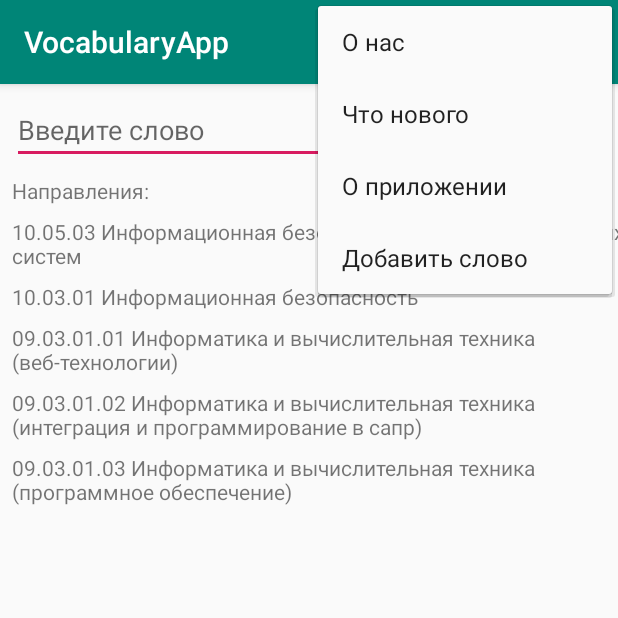
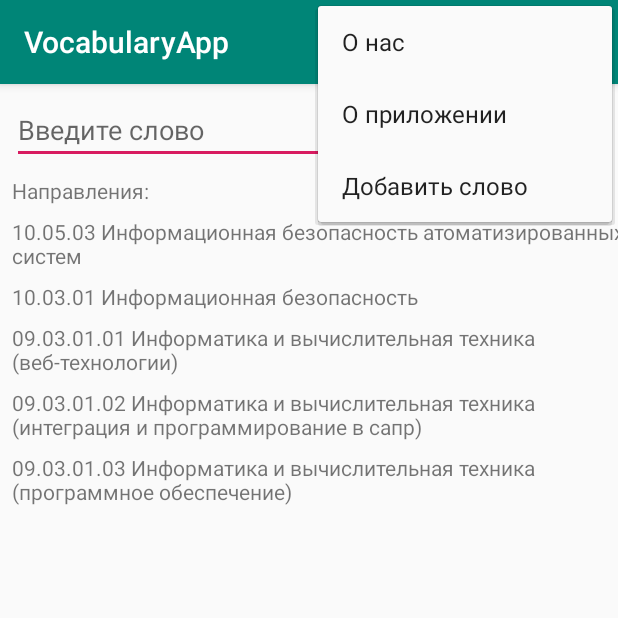
Before and after one commit to pirogovaaaaaa/slovar_polytech, an Android app: the screen it shows after launch (MainActivity), with the options menu open, on a phone screen of 412 x 824 dp, the top half of it. Run offline under Robolectric (Android 15) with nearby library versions, the phone set to English and light mode, and no system bars.

Commit message:
It was removed "What's New" - done.

```diff
--- a/AndroidApp/VocabularyApp/app/src/main/java/com/example/vocabularyapp/MainActivity.java
+++ b/AndroidApp/VocabularyApp/app/src/main/java/com/example/vocabularyapp/MainActivity.java
@@ -34,9 +34,6 @@ public class MainActivity extends AppCompatActivity {
                 Intent intentAboutUs = new Intent(this, AboutUsActivity.class);
                 startActivity(intentAboutUs);
                 return true;
-            case R.id.whats_new:
-                // TODO Что нового
-                return true;
             case R.id.about_app:
                 // TODO О приложении
                 return true;
--- a/AndroidApp/VocabularyApp/app/src/main/res/menu/main_menu.xml
+++ b/AndroidApp/VocabularyApp/app/src/main/res/menu/main_menu.xml
@@ -2,8 +2,6 @@
 <menu xmlns:android="http://schemas.android.com/apk/res/android">
     <item android:id="@+id/about_us"
         android:title="@string/about_us_menu"/>
-    <item android:id="@+id/whats_new"
-        android:title="@string/whats_new_menu"/>
     <item android:id="@+id/about_app"
         android:title="@string/about_app_menu"/>
     <item android:id="@+id/add_word"
--- a/AndroidApp/VocabularyApp/app/src/main/res/values/strings.xml
+++ b/AndroidApp/VocabularyApp/app/src/main/res/values/strings.xml
@@ -17,7 +17,6 @@
         Шпейло Екатерина
     </string>
     <string name="about_us_menu">О нас</string>
-    <string name="whats_new_menu">Что нового</string>
     <string name="about_app_menu">О приложении</string>
     <string name="add_word_menu">Добавить слово</string>
     <string name="developersHead">Разработчики:</string>
```
